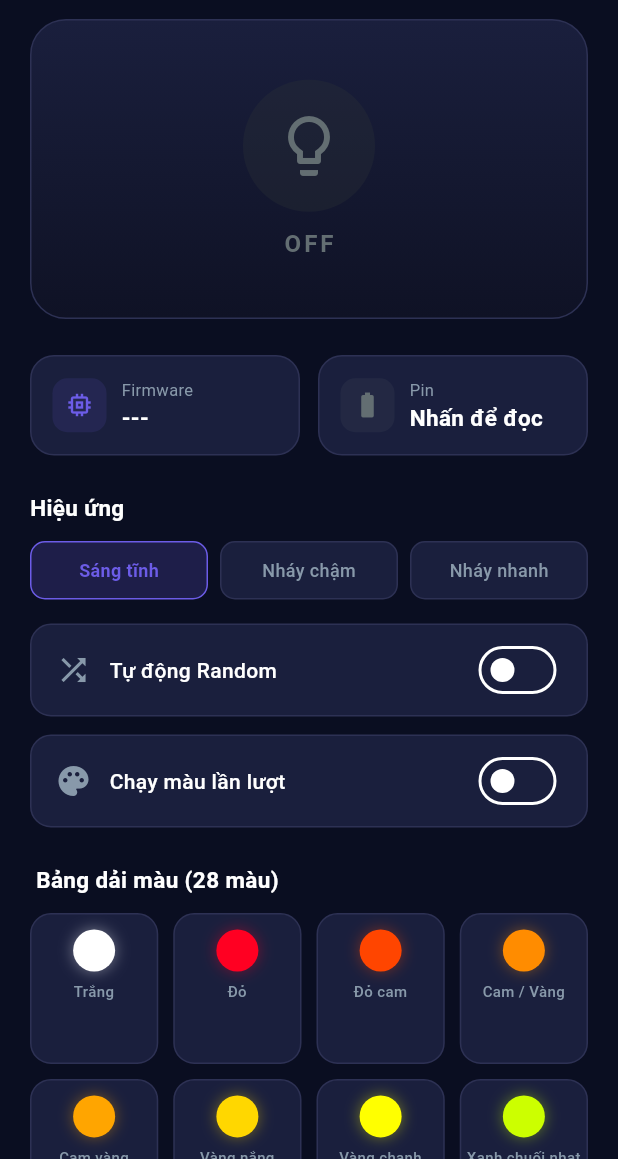
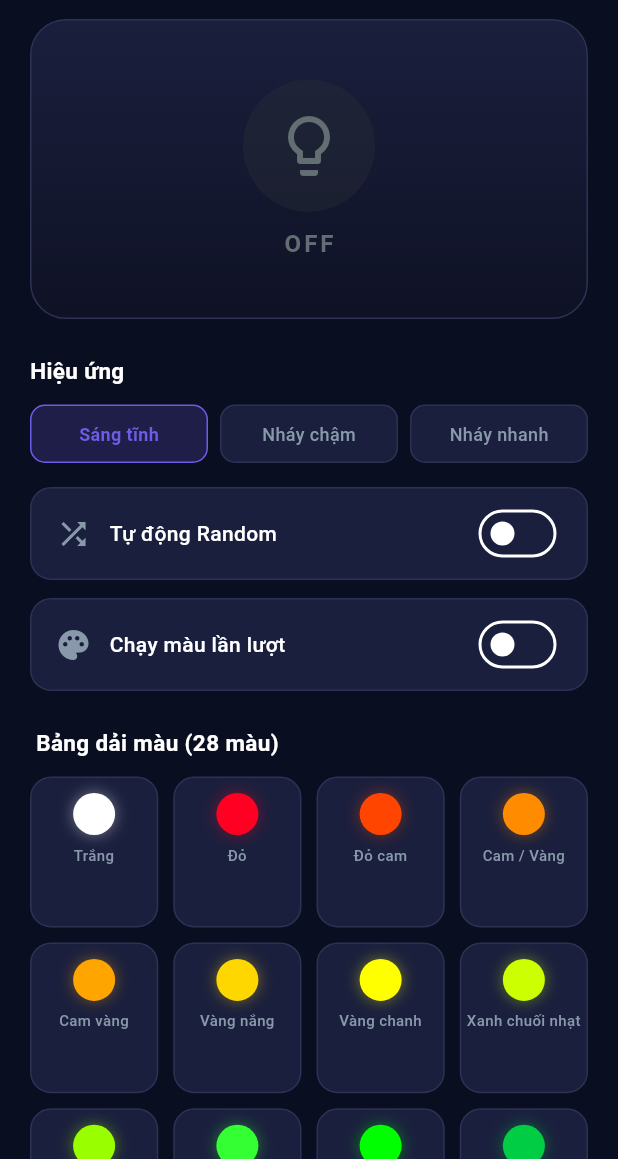
Before and after one commit to nhaattrieeu/repo, a Flutter app: the ControlScreen screen opened directly with empty values, on a phone screen of 412 x 824 dp, the part 77-1236 px from its top. Run offline on Flutter 3.47's test engine with Material 3 defaults, Android fonts, the phone set to English and light mode, and no system bars; our stand-ins replace flutter_blue_plus, permission_handler.

```diff
--- a/lib/screens/control_screen.dart
+++ b/lib/screens/control_screen.dart
@@ -92,8 +92,6 @@ class _ControlScreenState extends State<ControlScreen>
                   children: [
                     const SizedBox(height: 8),
                     _buildLightStickVisual(),
-                    const SizedBox(height: 24),
-                    _buildInfoCards(),
                     const SizedBox(height: 24),
                     _buildEffectControls(),
                     const SizedBox(height: 24),
```
